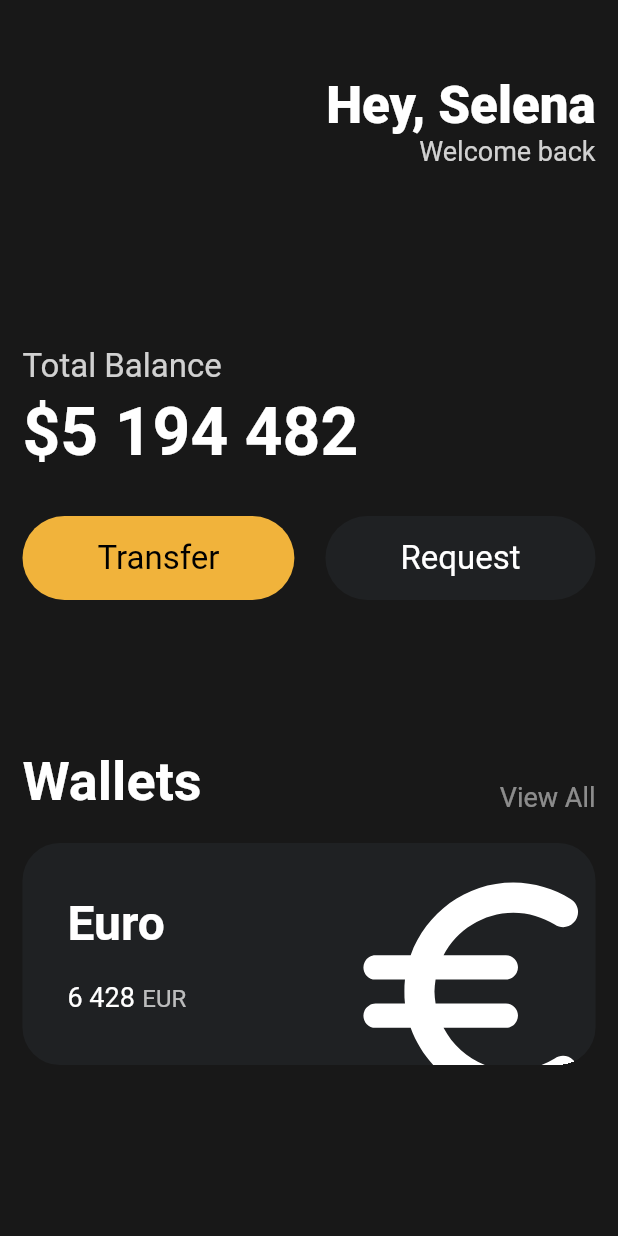
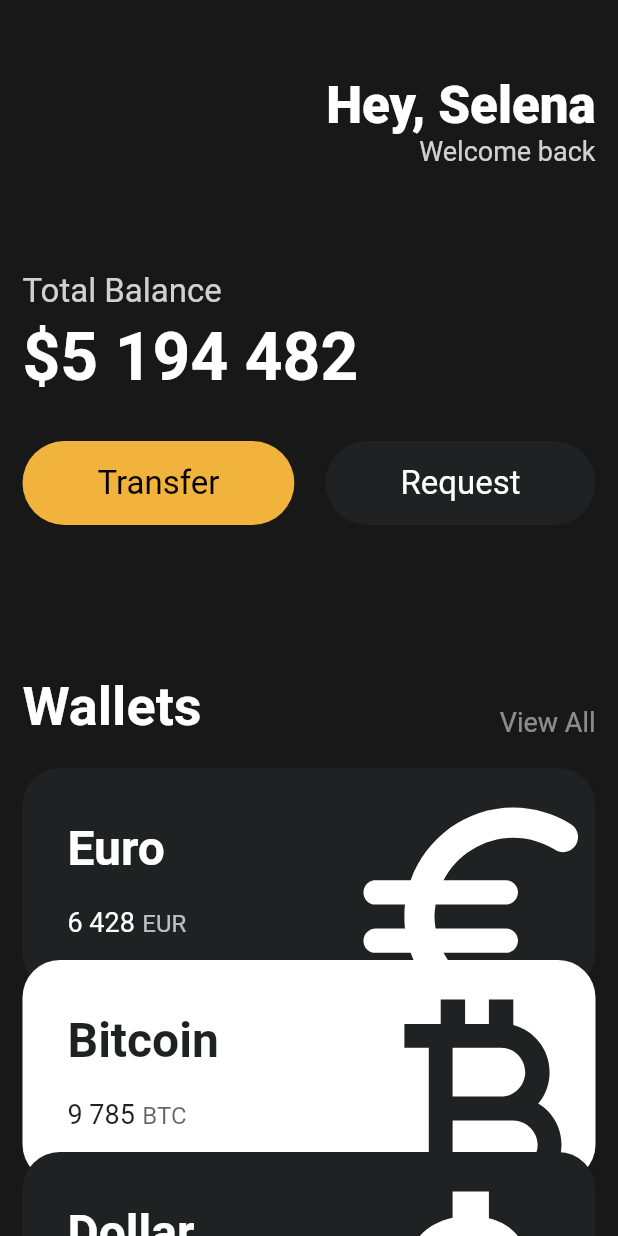
Before and after one commit to pwh9882/flutter_learning_clone_coding_toonflix, a Flutter app: the screen it shows after launch, on a phone screen of 412 x 824 dp. Run offline on Flutter 3.47's test engine with Material 2 defaults, Android fonts, the phone set to English and light mode, and no system bars.

Commit message:
reusable card widget

```diff
--- a/lib/main.dart
+++ b/lib/main.dart
@@ -1,5 +1,6 @@
 import 'package:flutter/material.dart';
 import 'package:flutter_learning_clone_coding_toonflix/widgets/Button.dart';
+import 'package:flutter_learning_clone_coding_toonflix/widgets/currency_card.dart';
 
 void main() {
   runApp(App());
@@ -11,7 +12,8 @@
     return MaterialApp(
       home: Scaffold(
           backgroundColor: const Color(0xFF181818),
-          body: Padding(
+          body: SingleChildScrollView(
+            child: Padding(
               padding: const EdgeInsets.symmetric(horizontal: 15),
               child: Column(
                 crossAxisAlignment: CrossAxisAlignment.start,
@@ -44,7 +46,7 @@
                     ],
                   ),
                   const SizedBox(
-                  height: 120,
+                    height: 70,
                   ),
                   Text(
                     'Total Balance',
@@ -108,74 +110,39 @@
                   const SizedBox(
                     height: 20,
                   ),
-                Container(
-                  clipBehavior: Clip.hardEdge,
-                  decoration: BoxDecoration(
-                      color: const Color(0xff1f2123),
-                      borderRadius: BorderRadius.circular(25)),
-                  padding: const EdgeInsets.symmetric(
-                    vertical: 10,
-                    horizontal: 10,
+                  Column(
+                    children: [
+                      const CurrencyCard(
+                        name: 'Euro',
+                        code: 'EUR',
+                        amount: '6 428',
+                        icon: Icons.euro_rounded,
+                        isInverted: false,
                       ),
-                  child: Padding(
-                    padding: const EdgeInsets.all(20),
-                    child: Row(
-                      mainAxisAlignment: MainAxisAlignment.spaceBetween,
-                      children: [
-                        Column(
-                          crossAxisAlignment: CrossAxisAlignment.start,
-                          children: [
-                            const Text(
-                              'Euro',
-                              style: TextStyle(
-                                fontSize: 32,
-                                fontWeight: FontWeight.w600,
-                                color: Colors.white,
+                      Transform.translate(
+                        offset: const Offset(0, -20),
+                        child: const CurrencyCard(
+                          name: 'Bitcoin',
+                          code: 'BTC',
+                          amount: '9 785',
+                          icon: Icons.currency_bitcoin,
+                          isInverted: true,
                         ),
                       ),
-                            const SizedBox(
-                              height: 20,
-                            ),
-                            Row(
-                              crossAxisAlignment: CrossAxisAlignment.end,
-                              children: [
-                                const Text(
-                                  '6 428',
-                                  style: TextStyle(
-                                    color: Colors.white,
-                                    fontSize: 18,
-                                  ),
-                                ),
-                                const SizedBox(
-                                  width: 5,
-                                ),
-                                Text(
-                                  'EUR',
-                                  style: TextStyle(
-                                    color: Colors.white.withOpacity(0.7),
-                                    fontSize: 16,
+                      Transform.translate(
+                        offset: const Offset(0, -40),
+                        child: const CurrencyCard(
+                          name: 'Dollar',
+                          code: '\$',
+                          amount: '9 785',
+                          icon: Icons.attach_money_outlined,
+                          isInverted: false,
                         ),
                       ),
                     ],
-                            ),
+                  )
                 ],
               ),
-                        Transform.translate(
-                          offset: const Offset(-5, 25),
-                          child: Transform.scale(
-                            scale: 2.2,
-                            child: const Icon(
-                              Icons.euro_rounded,
-                              color: Colors.white,
-                              size: 88,
-                            ),
-                          ),
-                        ),
-                      ],
-                    ),
-                  ),
-                )
-              ],
             ),
           )),
     );
--- /dev/null
+++ b/lib/widgets/currency_card.dart
@@ -0,0 +1,90 @@
+import 'package:flutter/material.dart';
+
+class CurrencyCard extends StatelessWidget {
+  final String name, code, amount;
+  final IconData icon;
+  final bool isInverted;
+  final Color _blackColor = const Color(0xff1f2123);
+
+  const CurrencyCard({
+    super.key,
+    required this.name,
+    required this.code,
+    required this.amount,
+    required this.icon,
+    required this.isInverted,
+  });
+
+  @override
+  Widget build(BuildContext context) {
+    return Container(
+      clipBehavior: Clip.hardEdge,
+      decoration: BoxDecoration(
+          color: isInverted ? Colors.white : _blackColor,
+          borderRadius: BorderRadius.circular(25)),
+      padding: const EdgeInsets.symmetric(
+        vertical: 10,
+        horizontal: 10,
+      ),
+      child: Padding(
+        padding: const EdgeInsets.all(20),
+        child: Row(
+          mainAxisAlignment: MainAxisAlignment.spaceBetween,
+          children: [
+            Column(
+              crossAxisAlignment: CrossAxisAlignment.start,
+              children: [
+                Text(
+                  name,
+                  style: TextStyle(
+                    fontSize: 32,
+                    fontWeight: FontWeight.w600,
+                    color: isInverted ? _blackColor : Colors.white,
+                  ),
+                ),
+                const SizedBox(
+                  height: 20,
+                ),
+                Row(
+                  crossAxisAlignment: CrossAxisAlignment.end,
+                  children: [
+                    Text(
+                      amount,
+                      style: TextStyle(
+                        color: isInverted ? _blackColor : Colors.white,
+                        fontSize: 18,
+                      ),
+                    ),
+                    const SizedBox(
+                      width: 5,
+                    ),
+                    Text(
+                      code,
+                      style: TextStyle(
+                        color: isInverted
+                            ? _blackColor.withOpacity(0.7)
+                            : Colors.white.withOpacity(0.7),
+                        fontSize: 16,
+                      ),
+                    ),
+                  ],
+                ),
+              ],
+            ),
+            Transform.translate(
+              offset: const Offset(-5, 25),
+              child: Transform.scale(
+                scale: 2.2,
+                child: Icon(
+                  icon,
+                  color: isInverted ? _blackColor : Colors.white,
+                  size: 88,
+                ),
+              ),
+            ),
+          ],
+        ),
+      ),
+    );
+  }
+}
```
Lines whose indentation alone changed are shown as unchanged.
